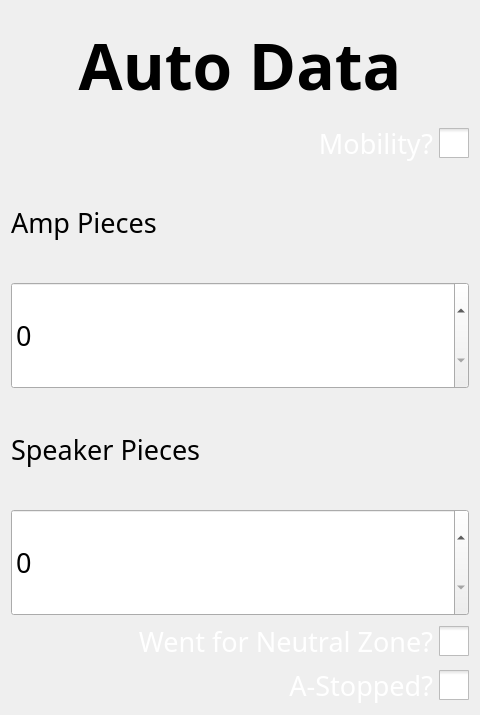
First picture: the form in ui/AutoScouting.ui, repository binex-dsk/QFRCScouter, before the edit.
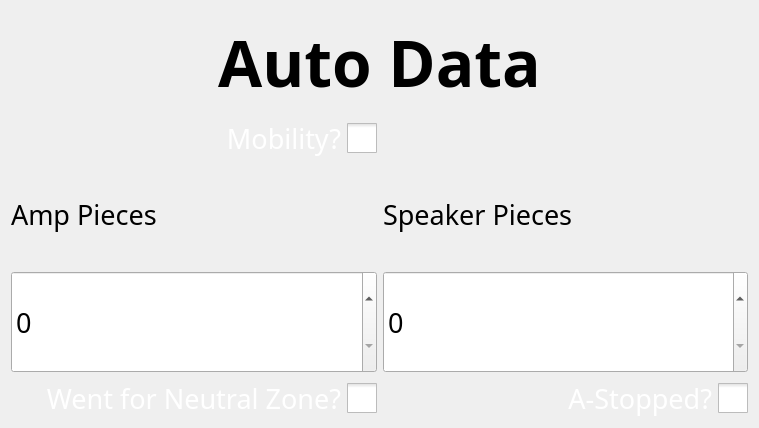
Second picture: the form after the edit. Custom widgets are drawn as their Qt base class.

```diff
--- a/ui/AutoScouting.ui
+++ b/ui/AutoScouting.ui
@@ -6,8 +6,8 @@
    <rect>
     <x>0</x>
     <y>0</y>
-    <width>480</width>
-    <height>715</height>
+    <width>759</width>
+    <height>428</height>
    </rect>
   </property>
   <property name="font">
@@ -19,31 +19,56 @@
   <property name="windowTitle">
    <string>Form</string>
   </property>
-  <layout class="QVBoxLayout" name="verticalLayout">
-   <item>
-    <widget class="QLabel" name="label">
+  <layout class="QGridLayout" name="gridLayout">
+   <item row="6" column="0">
+    <widget class="QCheckBox" name="neutral">
+     <property name="palette">
+      <palette>
+       <active>
+        <colorrole role="WindowText">
+         <brush brushstyle="SolidPattern">
+          <color alpha="255">
+           <red>255</red>
+           <green>255</green>
+           <blue>255</blue>
+          </color>
+         </brush>
+        </colorrole>
+       </active>
+       <inactive>
+        <colorrole role="WindowText">
+         <brush brushstyle="SolidPattern">
+          <color alpha="255">
+           <red>255</red>
+           <green>255</green>
+           <blue>255</blue>
+          </color>
+         </brush>
+        </colorrole>
+       </inactive>
+       <disabled/>
+      </palette>
+     </property>
      <property name="font">
       <font>
-       <family>Noto Sans</family>
-       <pointsize>48</pointsize>
-       <bold>true</bold>
+       <family>Sans Serif</family>
+       <pointsize>20</pointsize>
       </font>
      </property>
+     <property name="layoutDirection">
+      <enum>Qt::RightToLeft</enum>
+     </property>
+     <property name="styleSheet">
+      <string notr="true">QCheckBox::indicator:unchecked { width: 30px; height: 30px; } QCheckBox::indicator:checked { width: 30px; height: 30px; }
+
+</string>
+     </property>
      <property name="text">
-      <string>Auto Data</string>
-     </property>
-     <property name="scaledContents">
-      <bool>true</bool>
-     </property>
-     <property name="alignment">
-      <set>Qt::AlignCenter</set>
-     </property>
-     <property name="wordWrap">
-      <bool>true</bool>
+      <string>Went for Neutral Zone?</string>
      </property>
     </widget>
    </item>
-   <item>
+   <item row="1" column="0">
     <widget class="QCheckBox" name="mobility">
      <property name="palette">
       <palette>
@@ -91,7 +116,7 @@
      </property>
     </widget>
    </item>
-   <item>
+   <item row="2" column="0">
     <widget class="QLabel" name="label_2">
      <property name="font">
       <font>
@@ -104,7 +129,7 @@
      </property>
     </widget>
    </item>
-   <item>
+   <item row="3" column="0">
     <widget class="BetterSpinBox" name="ampPieces">
      <property name="sizePolicy">
       <sizepolicy hsizetype="Minimum" vsizetype="Preferred">
@@ -120,7 +145,7 @@
      </property>
     </widget>
    </item>
-   <item>
+   <item row="2" column="1">
     <widget class="QLabel" name="label_3">
      <property name="font">
       <font>
@@ -133,7 +158,7 @@
      </property>
     </widget>
    </item>
-   <item>
+   <item row="3" column="1">
     <widget class="BetterSpinBox" name="speakerPieces">
      <property name="sizePolicy">
       <sizepolicy hsizetype="Minimum" vsizetype="Preferred">
@@ -149,55 +174,7 @@
      </property>
     </widget>
    </item>
-   <item>
-    <widget class="QCheckBox" name="neutral">
-     <property name="palette">
-      <palette>
-       <active>
-        <colorrole role="WindowText">
-         <brush brushstyle="SolidPattern">
-          <color alpha="255">
-           <red>255</red>
-           <green>255</green>
-           <blue>255</blue>
-          </color>
-         </brush>
-        </colorrole>
-       </active>
-       <inactive>
-        <colorrole role="WindowText">
-         <brush brushstyle="SolidPattern">
-          <color alpha="255">
-           <red>255</red>
-           <green>255</green>
-           <blue>255</blue>
-          </color>
-         </brush>
-        </colorrole>
-       </inactive>
-       <disabled/>
-      </palette>
-     </property>
-     <property name="font">
-      <font>
-       <family>Sans Serif</family>
-       <pointsize>20</pointsize>
-      </font>
-     </property>
-     <property name="layoutDirection">
-      <enum>Qt::RightToLeft</enum>
-     </property>
-     <property name="styleSheet">
-      <string notr="true">QCheckBox::indicator:unchecked { width: 30px; height: 30px; } QCheckBox::indicator:checked { width: 30px; height: 30px; }
-
-</string>
-     </property>
-     <property name="text">
-      <string>Went for Neutral Zone?</string>
-     </property>
-    </widget>
-   </item>
-   <item>
+   <item row="6" column="1">
     <widget class="QCheckBox" name="stopped">
      <property name="palette">
       <palette>
@@ -245,6 +222,29 @@
      </property>
     </widget>
    </item>
+   <item row="0" column="0" colspan="2">
+    <widget class="QLabel" name="label">
+     <property name="font">
+      <font>
+       <family>Noto Sans</family>
+       <pointsize>48</pointsize>
+       <bold>true</bold>
+      </font>
+     </property>
+     <property name="text">
+      <string>Auto Data</string>
+     </property>
+     <property name="scaledContents">
+      <bool>true</bool>
+     </property>
+     <property name="alignment">
+      <set>Qt::AlignCenter</set>
+     </property>
+     <property name="wordWrap">
+      <bool>true</bool>
+     </property>
+    </widget>
+   </item>
   </layout>
  </widget>
  <customwidgets>
```
